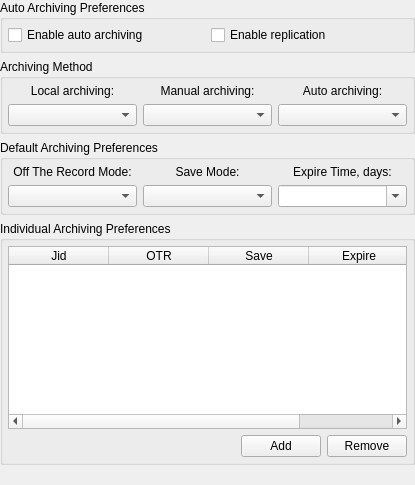
Before: the Qt Designer form branches/dev_history/src/plugins/messagearchiver/archiveoptions.ui in vacuum-im/vacuum-im, drawn with Qt 5.
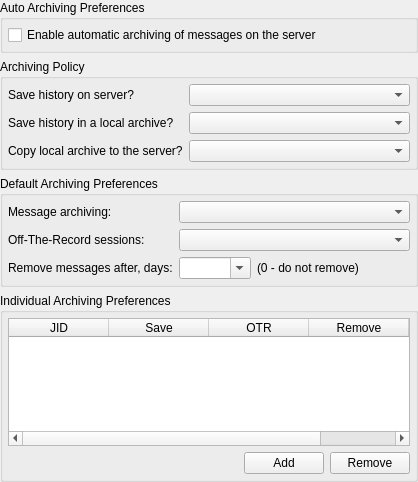
After: the same form once the commit is applied.

```diff
--- a/branches/dev_history/src/plugins/messagearchiver/archiveoptions.ui
+++ b/branches/dev_history/src/plugins/messagearchiver/archiveoptions.ui
@@ -6,11 +6,11 @@
    <rect>
     <x>0</x>
     <y>0</y>
-    <width>415</width>
-    <height>485</height>
+    <width>418</width>
+    <height>482</height>
    </rect>
   </property>
-  <layout class="QVBoxLayout" name="verticalLayout_2">
+  <layout class="QVBoxLayout" name="verticalLayout">
    <property name="margin">
     <number>0</number>
    </property>
@@ -26,14 +26,7 @@
       <item>
        <widget class="QCheckBox" name="chbAutoSave">
         <property name="text">
-         <string>Enable auto archiving</string>
-        </property>
-       </widget>
-      </item>
-      <item>
-       <widget class="QCheckBox" name="chbReplication">
-        <property name="text">
-         <string>Enable replication</string>
+         <string>Enable automatic archiving of messages on the server</string>
         </property>
        </widget>
       </item>
@@ -43,84 +36,80 @@
    <item>
     <widget class="QGroupBox" name="grbMethod">
      <property name="title">
-      <string>Archiving Method</string>
+      <string>Archiving Policy</string>
      </property>
-     <layout class="QVBoxLayout" name="verticalLayout">
+     <layout class="QGridLayout" name="gridLayout">
       <property name="margin">
        <number>5</number>
       </property>
-      <item>
-       <layout class="QGridLayout" name="gridLayout">
-        <item row="0" column="0">
-         <widget class="QLabel" name="lblMethodLocal">
-          <property name="text">
-           <string>Local archiving:</string>
-          </property>
-          <property name="textFormat">
-           <enum>Qt::PlainText</enum>
-          </property>
-          <property name="alignment">
-           <set>Qt::AlignCenter</set>
-          </property>
-         </widget>
-        </item>
-        <item row="0" column="1">
-         <widget class="QLabel" name="lblMethodManual">
-          <property name="text">
-           <string>Manual archiving:</string>
-          </property>
-          <property name="textFormat">
-           <enum>Qt::PlainText</enum>
-          </property>
-          <property name="alignment">
-           <set>Qt::AlignCenter</set>
-          </property>
-         </widget>
-        </item>
-        <item row="0" column="2">
-         <widget class="QLabel" name="lblMethodAuto">
-          <property name="text">
-           <string>Auto archiving:</string>
-          </property>
-          <property name="textFormat">
-           <enum>Qt::PlainText</enum>
-          </property>
-          <property name="alignment">
-           <set>Qt::AlignCenter</set>
-          </property>
-         </widget>
-        </item>
-        <item row="1" column="0">
-         <widget class="QComboBox" name="cmbMethodLocal">
-          <property name="sizePolicy">
-           <sizepolicy hsizetype="Expanding" vsizetype="Fixed">
-            <horstretch>0</horstretch>
-            <verstretch>0</verstretch>
-           </sizepolicy>
-          </property>
-         </widget>
-        </item>
-        <item row="1" column="1">
-         <widget class="QComboBox" name="cmbMethodManual">
-          <property name="sizePolicy">
-           <sizepolicy hsizetype="Expanding" vsizetype="Fixed">
-            <horstretch>0</horstretch>
-            <verstretch>0</verstretch>
-           </sizepolicy>
-          </property>
-         </widget>
-        </item>
-        <item row="1" column="2">
-         <widget class="QComboBox" name="cmbMethodAuto">
-          <property name="sizePolicy">
-           <sizepolicy hsizetype="Expanding" vsizetype="Fixed">
-            <horstretch>0</horstretch>
-            <verstretch>0</verstretch>
-           </sizepolicy>
-          </property>
-         </widget>
-        </item>
-       </layout>
+      <item row="0" column="0">
+       <widget class="QLabel" name="lblMethodAuto">
+        <property name="text">
+         <string>Save history on server?</string>
+        </property>
+        <property name="textFormat">
+         <enum>Qt::PlainText</enum>
+        </property>
+        <property name="buddy">
+         <cstring>cmbMethodAuto</cstring>
+        </property>
+       </widget>
+      </item>
+      <item row="0" column="1">
+       <widget class="QComboBox" name="cmbMethodAuto">
+        <property name="sizePolicy">
+         <sizepolicy hsizetype="Expanding" vsizetype="Fixed">
+          <horstretch>0</horstretch>
+          <verstretch>0</verstretch>
+         </sizepolicy>
+        </property>
+       </widget>
+      </item>
+      <item row="1" column="0">
+       <widget class="QLabel" name="lblMethodLocal">
+        <property name="text">
+         <string>Save history in a local archive?</string>
+        </property>
+        <property name="textFormat">
+         <enum>Qt::PlainText</enum>
+        </property>
+        <property name="buddy">
+         <cstring>cmbMethodLocal</cstring>
+        </property>
+       </widget>
+      </item>
+      <item row="1" column="1">
+       <widget class="QComboBox" name="cmbMethodLocal">
+        <property name="sizePolicy">
+         <sizepolicy hsizetype="Expanding" vsizetype="Fixed">
+          <horstretch>0</horstretch>
+          <verstretch>0</verstretch>
+         </sizepolicy>
+        </property>
+       </widget>
+      </item>
+      <item row="2" column="0">
+       <widget class="QLabel" name="lblMethodManual">
+        <property name="text">
+         <string>Copy local archive to the server?</string>
+        </property>
+        <property name="textFormat">
+         <enum>Qt::PlainText</enum>
+        </property>
+        <property name="buddy">
+         <cstring>cmbMethodManual</cstring>
+        </property>
+       </widget>
+      </item>
+      <item row="2" column="1">
+       <widget class="QComboBox" name="cmbMethodManual">
+        <property name="sizePolicy">
+         <sizepolicy hsizetype="Expanding" vsizetype="Fixed">
+          <horstretch>0</horstretch>
+          <verstretch>0</verstretch>
+         </sizepolicy>
+        </property>
+       </widget>
       </item>
      </layout>
     </widget>
@@ -130,61 +119,105 @@
      <property name="title">
       <string>Default Archiving Preferences</string>
      </property>
-     <layout class="QGridLayout">
+     <layout class="QGridLayout" name="gridLayout_2">
       <property name="margin">
        <number>5</number>
       </property>
       <item row="0" column="0">
-       <widget class="QLabel" name="lblModeOTR">
-        <property name="text">
-         <string>Off The Record Mode:</string>
-        </property>
-        <property name="textFormat">
-         <enum>Qt::PlainText</enum>
-        </property>
-        <property name="alignment">
-         <set>Qt::AlignCenter</set>
-        </property>
-       </widget>
-      </item>
-      <item row="0" column="1">
        <widget class="QLabel" name="lblModeSave">
         <property name="text">
-         <string>Save Mode:</string>
+         <string>Message archiving:</string>
         </property>
         <property name="textFormat">
          <enum>Qt::PlainText</enum>
         </property>
-        <property name="alignment">
-         <set>Qt::AlignCenter</set>
+        <property name="buddy">
+         <cstring>cmbModeSave</cstring>
         </property>
        </widget>
       </item>
-      <item row="0" column="2">
+      <item row="0" column="1">
+       <widget class="QComboBox" name="cmbModeSave">
+        <property name="sizePolicy">
+         <sizepolicy hsizetype="Expanding" vsizetype="Fixed">
+          <horstretch>0</horstretch>
+          <verstretch>0</verstretch>
+         </sizepolicy>
+        </property>
+       </widget>
+      </item>
+      <item row="1" column="0">
+       <widget class="QLabel" name="lblModeOTR">
+        <property name="text">
+         <string>Off-The-Record sessions:</string>
+        </property>
+        <property name="textFormat">
+         <enum>Qt::PlainText</enum>
+        </property>
+        <property name="buddy">
+         <cstring>cmbModeOTR</cstring>
+        </property>
+       </widget>
+      </item>
+      <item row="1" column="1">
+       <widget class="QComboBox" name="cmbModeOTR">
+        <property name="sizePolicy">
+         <sizepolicy hsizetype="Expanding" vsizetype="Fixed">
+          <horstretch>0</horstretch>
+          <verstretch>0</verstretch>
+         </sizepolicy>
+        </property>
+       </widget>
+      </item>
+      <item row="2" column="0">
        <widget class="QLabel" name="lblExpireTime">
         <property name="text">
-         <string>Expire Time, days:</string>
+         <string>Remove messages after, days:</string>
         </property>
         <property name="textFormat">
          <enum>Qt::PlainText</enum>
         </property>
-        <property name="alignment">
-         <set>Qt::AlignCenter</set>
+        <property name="buddy">
+         <cstring>cmbExpireTime</cstring>
         </property>
        </widget>
       </item>
-      <item row="1" column="0">
-       <widget class="QComboBox" name="cmbModeOTR"/>
-      </item>
-      <item row="1" column="1">
-       <widget class="QComboBox" name="cmbModeSave"/>
-      </item>
-      <item row="1" column="2">
-       <widget class="QComboBox" name="cmbExpireTime">
-        <property name="editable">
-         <bool>true</bool>
-        </property>
-       </widget>
+      <item row="2" column="1">
+       <layout class="QHBoxLayout" name="horizontalLayout_2">
+        <item>
+         <widget class="QComboBox" name="cmbExpireTime">
+          <property name="editable">
+           <bool>true</bool>
+          </property>
+          <property name="sizeAdjustPolicy">
+           <enum>QComboBox::AdjustToContents</enum>
+          </property>
+         </widget>
+        </item>
+        <item>
+         <widget class="QLabel" name="lblExpireTimeHint">
+          <property name="text">
+           <string>(0 - do not remove)</string>
+          </property>
+          <property name="textFormat">
+           <enum>Qt::PlainText</enum>
+          </property>
+         </widget>
+        </item>
+        <item>
+         <spacer name="horizontalSpacer_2">
+          <property name="orientation">
+           <enum>Qt::Horizontal</enum>
+          </property>
+          <property name="sizeHint" stdset="0">
+           <size>
+            <width>40</width>
+            <height>20</height>
+           </size>
+          </property>
+         </spacer>
+        </item>
+       </layout>
       </item>
      </layout>
     </widget>
@@ -213,26 +246,64 @@
          <bool>true</bool>
         </property>
         <property name="columnCount">
-         <number>4</number>
+         <number>5</number>
         </property>
+        <attribute name="horizontalHeaderHighlightSections">
+         <bool>false</bool>
+        </attribute>
+        <attribute name="verticalHeaderVisible">
+         <bool>false</bool>
+        </attribute>
         <column>
          <property name="text">
-          <string>Jid</string>
+          <string>JID</string>
          </property>
-        </column>
-        <column>
-         <property name="text">
-          <string>OTR</string>
+         <property name="toolTip">
+          <string>Contact identifier</string>
          </property>
         </column>
         <column>
          <property name="text">
           <string>Save</string>
          </property>
+         <property name="toolTip">
+          <string>Message archiving</string>
+         </property>
+         <property name="textAlignment">
+          <set>AlignHCenter|AlignVCenter|AlignCenter</set>
+         </property>
         </column>
         <column>
          <property name="text">
-          <string>Expire</string>
+          <string>OTR</string>
+         </property>
+         <property name="toolTip">
+          <string>Off-The-Record sessions </string>
+         </property>
+         <property name="textAlignment">
+          <set>AlignHCenter|AlignVCenter|AlignCenter</set>
+         </property>
+        </column>
+        <column>
+         <property name="text">
+          <string>Remove</string>
+         </property>
+         <property name="toolTip">
+          <string>Remove messages after, days</string>
+         </property>
+         <property name="textAlignment">
+          <set>AlignHCenter|AlignVCenter|AlignCenter</set>
+         </property>
+        </column>
+        <column>
+         <property name="text">
+          <string>Exact</string>
+         </property>
+         <property name="toolTip">
+          <string>Settings are applied to contact which JID is exactly matches</string>
+         </property>
+         <property name="textAlignment">
+          <set>AlignHCenter|AlignVCenter|AlignCenter</set>
          </property>
         </column>
        </widget>
@@ -240,17 +311,20 @@
       <item>
        <layout class="QHBoxLayout" name="horizontalLayout">
         <item>
-         <spacer name="horizontalSpacer">
-          <property name="orientation">
-           <enum>Qt::Horizontal</enum>
+         <widget class="QLabel" name="lblStatus">
+          <property name="sizePolicy">
+           <sizepolicy hsizetype="Expanding" vsizetype="Preferred">
+            <horstretch>0</horstretch>
+            <verstretch>0</verstretch>
+           </sizepolicy>
           </property>
-          <property name="sizeHint" stdset="0">
-           <size>
-            <width>40</width>
-            <height>20</height>
-           </size>
+          <property name="textFormat">
+           <enum>Qt::PlainText</enum>
           </property>
-         </spacer>
+          <property name="wordWrap">
+           <bool>true</bool>
+          </property>
+         </widget>
         </item>
         <item>
          <widget class="QPushButton" name="pbtAdd">
@@ -271,16 +345,6 @@
      </layout>
     </widget>
    </item>
-   <item>
-    <widget class="QLabel" name="lblStatus">
-     <property name="textFormat">
-      <enum>Qt::PlainText</enum>
-     </property>
-     <property name="wordWrap">
-      <bool>true</bool>
-     </property>
-    </widget>
-   </item>
   </layout>
  </widget>
  <layoutdefault spacing="6" margin="11"/>
```
Left out of the diff: 15 changed lines with no effect on the pictures.
